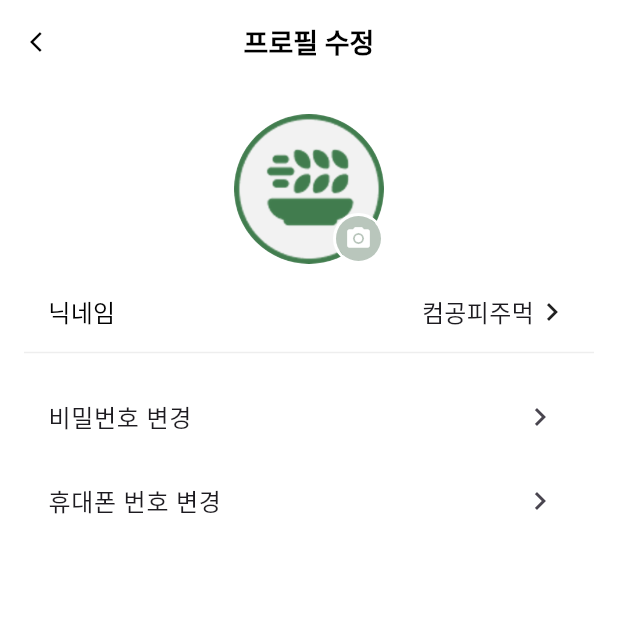
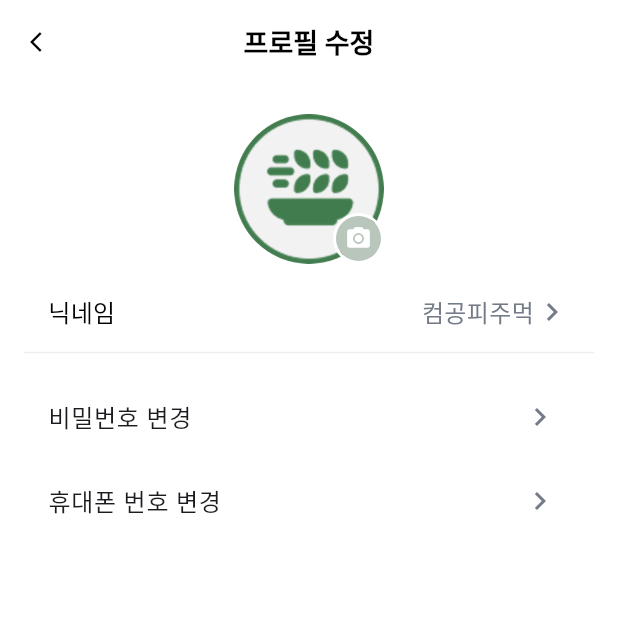
Before and after one commit to LastNyam/last_nyam_fe, a Flutter app: the ProfileEditScreen screen opened directly, on a phone screen of 412 x 824 dp, the top half of it. Run offline on Flutter 3.47's test engine with Material 3 defaults, Android fonts, the phone set to English and light mode, and no system bars; Roboto replaces fonts that are missing (nanumBarunGothic).

Commit message:
feat: grey[350] 색상 추가

```diff
--- a/lib/const/colors.dart
+++ b/lib/const/colors.dart
@@ -4,6 +4,7 @@ Map<int, Color> grey = {
   100: Color(0xfff3f4f6),
   200: Color(0xffe5e7eb),
   300: Color(0xffd1d5db),
+  350: Color(0xff747b88),
   400: Color(0xff9ca3af),
   500: Color(0xff6b7280),
   600: Color(0xff4b5563),
```
